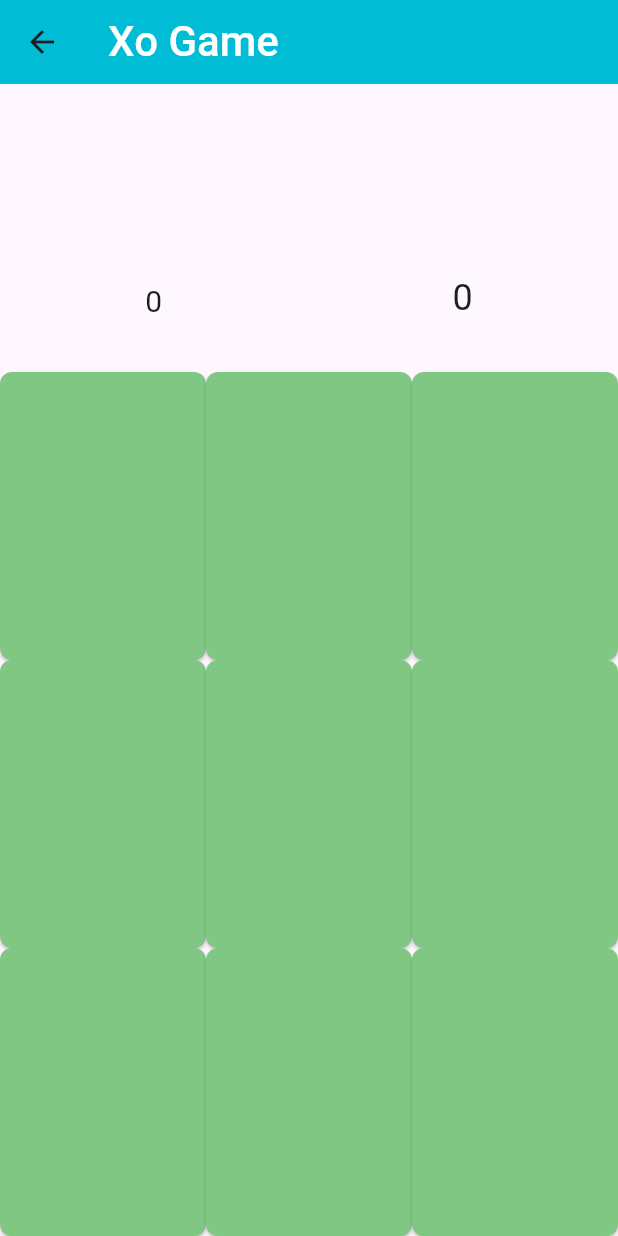
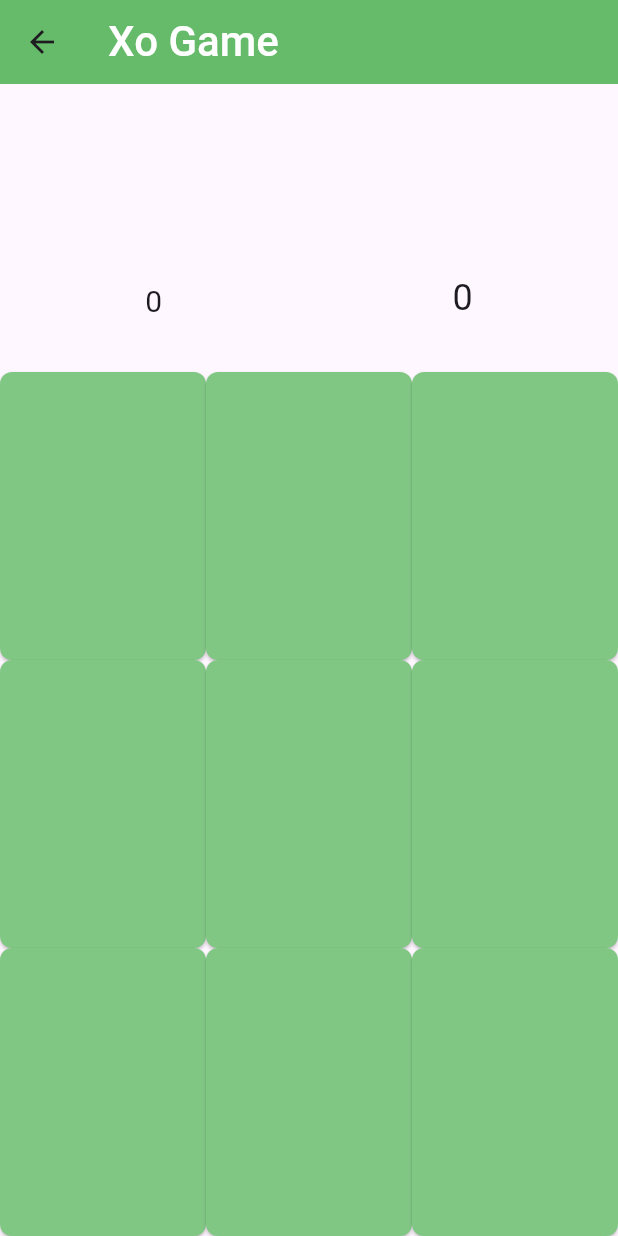
Before and after one commit to amgad7/xo_game, a Flutter app: the screen it shows after launch, after a tap on "lets go", on a phone screen of 412 x 824 dp. Run offline on Flutter 3.47's test engine with Material 3 defaults, Android fonts, the phone set to English and light mode, and no system bars.

Commit message:
change appbar color

```diff
--- a/lib/xo/xo_game.dart
+++ b/lib/xo/xo_game.dart
@@ -35,7 +35,7 @@ class _XoGameState extends State<XoGame> {
         ModalRoute.of(context)!.settings.arguments as PlayersModel;
     return Scaffold(
       appBar: AppBar(
-        backgroundColor: Colors.cyan,
+        backgroundColor: Colors.green.shade400,
         title: Text(
           "Xo Game",
           style: TextStyle(
```
